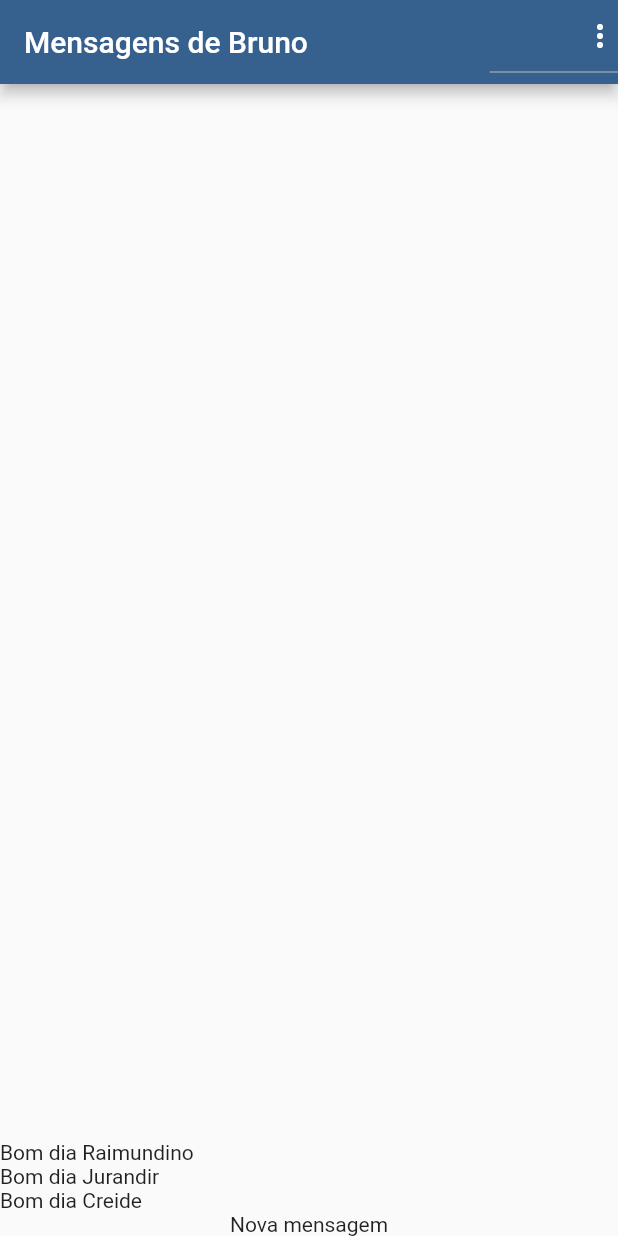
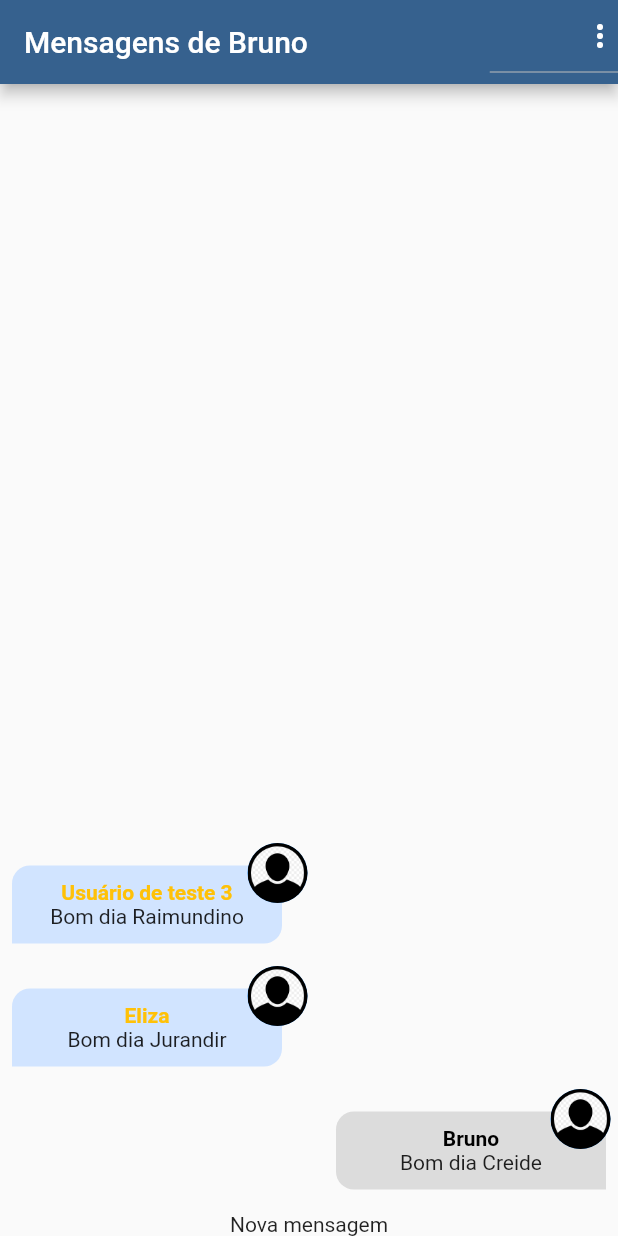
Before and after one commit to BrunoPivoto/chat-flutter, a Flutter app: the screen it shows after launch, on a phone screen of 412 x 824 dp. Run offline on Flutter 3.47's test engine with Material 2 defaults, Android fonts, the phone set to English and light mode, and no system bars; our stand-ins replace image_picker; accounts and stored records are empty.

Commit message:
message_bubble and test users

```diff
--- /dev/null
+++ b/lib/components/message_bubble.dart
@@ -0,0 +1,83 @@
+import 'dart:io';
+
+import 'package:chat/core/models/chat_message.dart';
+import 'package:flutter/material.dart';
+
+class MessageBubble extends StatelessWidget {
+  static const _defaultImage = 'assets/images/avatar.png';
+  final ChatMessage message;
+  final bool belongsToCurrentUser;
+  const MessageBubble({
+    super.key,
+    required this.message,
+    required this.belongsToCurrentUser,
+  });
+
+  Widget _showUserImage(String imageUrl) {
+    ImageProvider? provider;
+    final uri = Uri.parse(imageUrl);
+
+    if (uri.path.contains(_defaultImage)) {
+      provider = const AssetImage(_defaultImage);
+    } else if (uri.scheme.contains('http')) {
+      provider = NetworkImage(uri.toString());
+    } else {
+      provider = FileImage(File(uri.toString()));
+    }
+
+    return CircleAvatar(
+      backgroundImage: provider,
+    );
+  }
+
+  @override
+  Widget build(BuildContext context) {
+    return Stack(
+      children: [
+        Row(
+          mainAxisAlignment: belongsToCurrentUser ? MainAxisAlignment.end : MainAxisAlignment.start,
+          children: [
+            Container(
+              decoration: BoxDecoration(
+                color: belongsToCurrentUser ? Colors.black12 : Theme.of(context).colorScheme.primaryContainer,
+                borderRadius: BorderRadius.only(
+                  topLeft: const Radius.circular(12),
+                  topRight: const Radius.circular(12),
+                  bottomLeft: belongsToCurrentUser ? const Radius.circular(12) : const Radius.circular(0),
+                  bottomRight: !belongsToCurrentUser ? const Radius.circular(12) : const Radius.circular(0),
+                ),
+              ),
+              width: 180,
+              padding: const EdgeInsets.symmetric(
+                vertical: 10,
+                horizontal: 16,
+              ),
+              margin: const EdgeInsets.symmetric(
+                vertical: 15,
+                horizontal: 8,
+              ),
+              child: Column(
+                children: [
+                  Text(
+                    message.userName,
+                    style: TextStyle(
+                      color: belongsToCurrentUser ? Colors.black : Colors.amber,
+                      fontWeight: FontWeight.bold,
+                    ),
+                  ),
+                  Text(message.text),
+                ],
+              ),
+            ),
+          ],
+        ),
+        Positioned(
+          top: 0,
+          left: belongsToCurrentUser ? null : 165,
+          right: belongsToCurrentUser ? 5 : null,
+          child: _showUserImage(message.userImageUrl),
+        ),
+      ],
+    );
+  }
+}
--- a/lib/components/messages.dart
+++ b/lib/components/messages.dart
@@ -1,3 +1,5 @@
+import 'package:chat/components/message_bubble.dart';
+import 'package:chat/core/services/auth/auth_service.dart';
 import 'package:chat/core/services/chat/chat_service.dart';
 import 'package:flutter/material.dart';
 
@@ -6,6 +8,7 @@ class Messages extends StatelessWidget {
 
   @override
   Widget build(BuildContext context) {
+    final currentUser = AuthService().currentUser;
     return StreamBuilder(
       stream: ChatService().messagesStream(),
       builder: (ctx, snapshot) {
@@ -19,7 +22,11 @@ class Messages extends StatelessWidget {
             reverse: true,
             itemCount: msgs.length,
             itemBuilder: (ctx, index) {
-              return Text(msgs[index].text);
+              return MessageBubble(
+                key: ValueKey(msgs[index].id),
+                message: msgs[index],
+                belongsToCurrentUser: currentUser?.id == msgs[index].userId,
+              ); //Text(msgs[index].text);
             },
           );
         }
--- a/lib/core/services/auth/auth_mock_service.dart
+++ b/lib/core/services/auth/auth_mock_service.dart
@@ -7,14 +7,14 @@ import 'package:chat/core/services/auth/auth_service.dart';
 
 class AuthMockService implements AuthService {
   static final _defaultUser = ChatUser(
-    id: '1',
-    name: 'Usuário Teste',
-    email: 'teste@email.com',
-    imageUrl: 'lib/assets/images/avatar.png',
+    id: '123',
+    name: 'Bruno',
+    email: 'bruno@email.com',
+    imageUrl: 'assets/images/avatar.png',
   );
   // ignore: prefer_final_fields
   static Map<String, ChatUser> _users = {
-    _defaultUser.email : _defaultUser,
+    _defaultUser.email: _defaultUser,
   };
   static ChatUser? _currentUser;
   static MultiStreamController<ChatUser?>? _controller;
@@ -39,7 +39,7 @@ class AuthMockService implements AuthService {
       id: Random().nextDouble().toString(),
       name: name,
       email: email,
-      imageUrl: image?.path ?? 'lib/assets/images/avatar.png',
+      imageUrl: image?.path ?? 'assets/images/avatar.png',
     );
     _users.putIfAbsent(email, () => newUser);
     _updateUser(newUser);
--- a/lib/core/services/chat/chat_mock_service.dart
+++ b/lib/core/services/chat/chat_mock_service.dart
@@ -12,16 +12,16 @@ class ChatMockService implements ChatService {
       text: 'Bom dia Creide',
       createdAt: DateTime.now(),
       userId: '123',
-      userName: 'Usuário de teste',
-      userImageUrl: 'lib/assets/images/avatar.png',
+      userName: 'Bruno',
+      userImageUrl: 'assets/images/avatar.png',
     ),
     ChatMessage(
       id: '2',
       text: 'Bom dia Jurandir',
       createdAt: DateTime.now(),
       userId: '456',
-      userName: 'Usuário de teste 2',
-      userImageUrl: 'lib/assets/images/avatar.png',
+      userName: 'Eliza',
+      userImageUrl: 'assets/images/avatar.png',
     ),
     ChatMessage(
       id: '3',
@@ -29,7 +29,7 @@ class ChatMockService implements ChatService {
       createdAt: DateTime.now(),
       userId: '789',
       userName: 'Usuário de teste 3',
-      userImageUrl: 'lib/assets/images/avatar.png',
+      userImageUrl: 'assets/images/avatar.png',
     ),
   ];
   static MultiStreamController<List<ChatMessage>>? _controller;
--- a/pubspec.yaml
+++ b/pubspec.yaml
@@ -61,8 +61,8 @@ flutter:
 
   # To add assets to your application, add an assets section, like this:
   assets:
-    - lib/assets/images/avatar.png
-  #   - images/a_dot_ham.jpeg
+    - assets/images/avatar.png
+    # - images/a_dot_ham.jpeg
 
   # An image asset can refer to one or more resolution-specific "variants", see
   # https://flutter.dev/assets-and-images/#resolution-aware
```
Also changed, not shown: assets/images/avatar.png (renamed from lib/assets/images/avatar.png).
